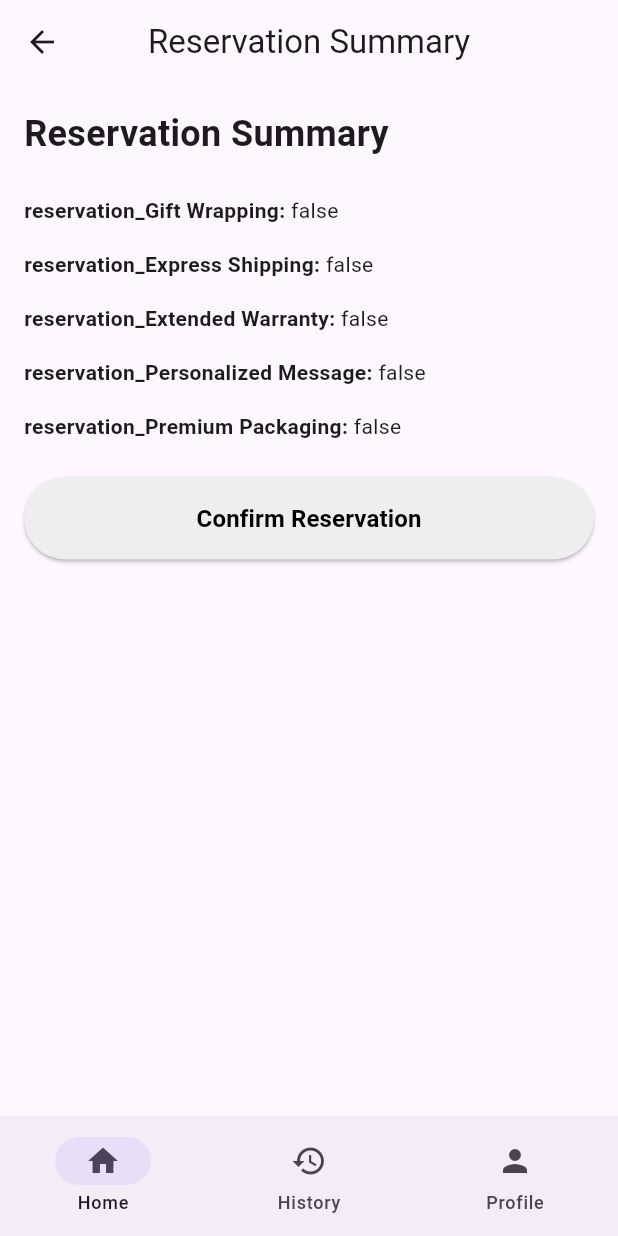
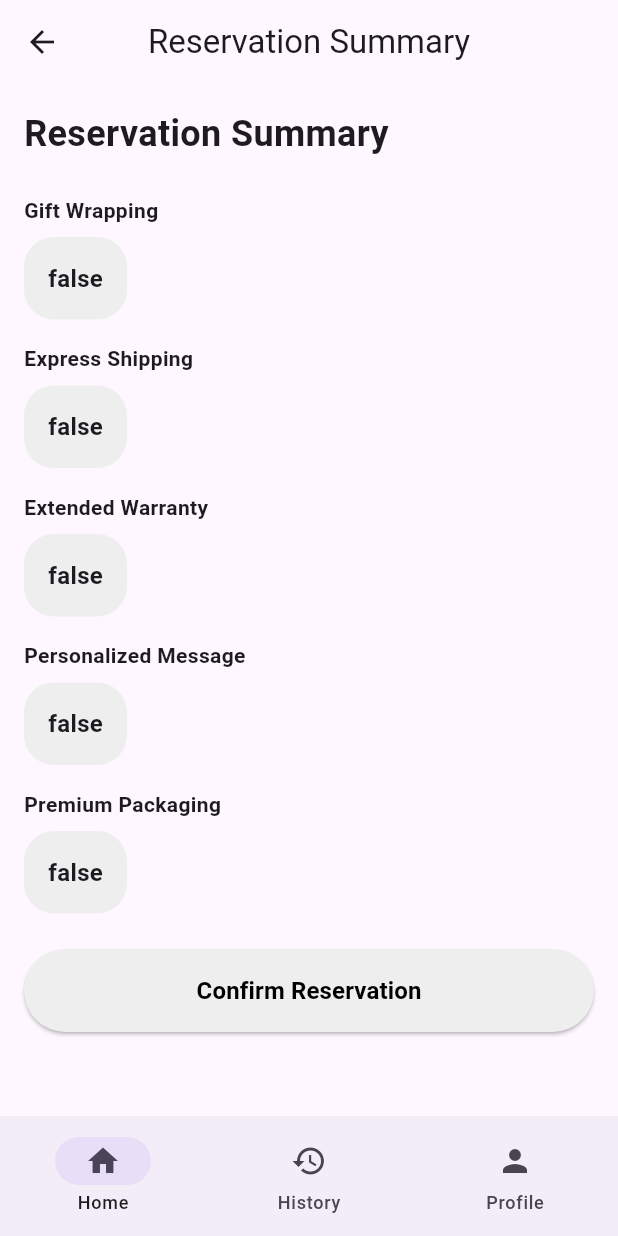
Before and after one commit to plsnoname/webapp, a Flutter app: the ExtrasSelector screen opened by its route, after a tap on "Go to Reservation Summary", on a phone screen of 412 x 824 dp. Run offline on Flutter 3.47's test engine with Material 3 defaults, Android fonts, the phone set to English and light mode, and no system bars; our stand-ins replace app_links, flutter_secure_storage, go_router; missing offline and left inert: auth0_flutter, flutter_inappwebview; accounts and stored records are empty.

Commit message:
still not a good reservation summary but a bit better

```diff
--- /dev/null
+++ b/lib/features/make_reservation/components/reservation_summary_item.dart
@@ -0,0 +1,50 @@
+import 'package:flutter/material.dart';
+
+class ReservationSummaryItem extends StatelessWidget {
+  final String label;
+  final String value;
+
+  const ReservationSummaryItem({
+    Key? key,
+    required this.label,
+    required this.value,
+  }) : super(key: key);
+
+  String _formatLabel(String label) {
+    return label
+        .replaceFirst('reservation_', '')
+        .replaceAll('_', ' ')
+        .replaceAll('#', ': ');
+  }
+
+  @override
+  Widget build(BuildContext context) {
+    return Padding(
+      padding: const EdgeInsets.symmetric(vertical: 8.0),
+      child: Column(
+        crossAxisAlignment: CrossAxisAlignment.start,
+        children: [
+          Text(
+            _formatLabel(label),
+            style: TextStyle(fontWeight: FontWeight.bold),
+          ),
+          const SizedBox(height: 8.0),
+          Container(
+            padding: const EdgeInsets.all(16.0),
+            decoration: BoxDecoration(
+              color: Colors.grey[200],
+              borderRadius: BorderRadius.circular(20.0),
+            ),
+            child: Text(
+              value,
+              style: TextStyle(
+                fontSize: 16.0,
+                fontWeight: FontWeight.bold,
+              ),
+            ),
+          ),
+        ],
+      ),
+    );
+  }
+}
--- a/lib/features/make_reservation/view/extras_selector.dart
+++ b/lib/features/make_reservation/view/extras_selector.dart
@@ -50,7 +50,10 @@ class _ExtrasSelectorState extends State<ExtrasSelector> {
           key: 'reservation_${entry.key}', value: entry.value.toString());
     }
     for (var entry in _answers.entries) {
-      await storage.write(key: 'reservation_${entry.key}', value: entry.value);
+      final question = _options
+          .firstWhere((option) => option['name'] == entry.key)['question'];
+      await storage.write(
+          key: 'reservation_${entry.key}#$question', value: entry.value);
     }
   }
 
--- a/lib/features/make_reservation/view/reservation_summary.dart
+++ b/lib/features/make_reservation/view/reservation_summary.dart
@@ -1,5 +1,6 @@
 import 'package:flutter/material.dart';
 import 'package:flutter_secure_storage/flutter_secure_storage.dart';
+import '../components/reservation_summary_item.dart';
 
 class ReservationSummary extends StatelessWidget {
   final Map<String, dynamic> reservationData;
@@ -55,20 +56,9 @@ class ReservationSummary extends StatelessWidget {
                   ),
                   const SizedBox(height: 16.0),
                   ...data.entries.map((entry) {
-                    return Padding(
-                      padding: const EdgeInsets.symmetric(vertical: 8.0),
-                      child: Row(
-                        crossAxisAlignment: CrossAxisAlignment.start,
-                        children: [
-                          Text(
-                            '${entry.key}: ',
-                            style: TextStyle(fontWeight: FontWeight.bold),
-                          ),
-                          Expanded(
-                            child: Text(entry.value),
-                          ),
-                        ],
-                      ),
+                    return ReservationSummaryItem(
+                      label: entry.key,
+                      value: entry.value,
                     );
                   }).toList(),
                   const SizedBox(height: 16.0),
```
